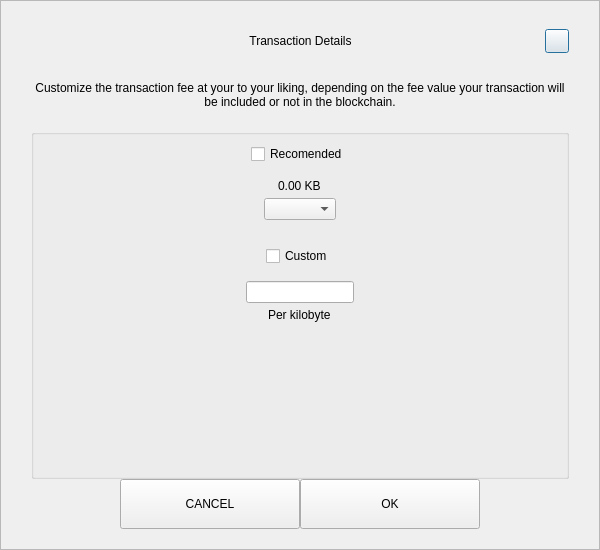
Before: the Qt Designer form src/qt/gamefrag/forms/sendcustomfeedialog.ui in Game-Frag/game-frag-coin, drawn with Qt 5.
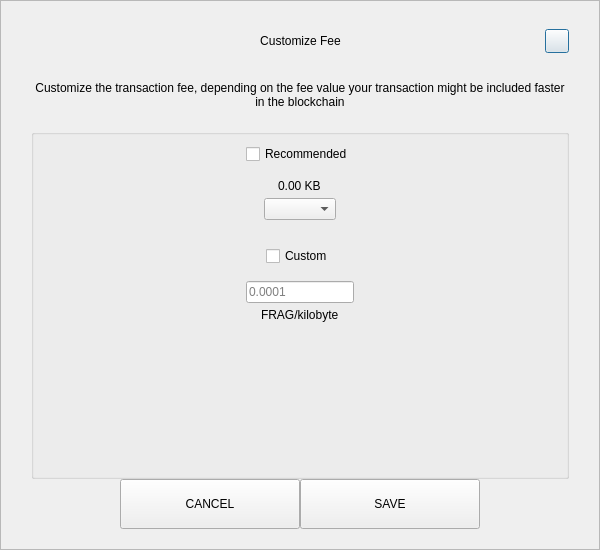
After: the same form once the commit is applied.

Diff of the .ui file:
```diff
--- a/src/qt/gamefrag/forms/sendcustomfeedialog.ui
+++ b/src/qt/gamefrag/forms/sendcustomfeedialog.ui
@@ -92,7 +92,7 @@
            <string notr="true">padding-left:24px;</string>
           </property>
           <property name="text">
-           <string>Transaction Details</string>
+           <string>Customize Fee</string>
           </property>
           <property name="alignment">
            <set>Qt::AlignCenter</set>
@@ -155,7 +155,7 @@
       <item>
        <widget class="QLabel" name="labelMessage">
         <property name="text">
-         <string>Customize the transaction fee at your to your liking, depending on the fee value your transaction will be included or not in the blockchain.</string>
+         <string>Customize the transaction fee, depending on the fee value your transaction might be included faster in the blockchain</string>
         </property>
         <property name="alignment">
          <set>Qt::AlignCenter</set>
@@ -201,7 +201,7 @@
            <item alignment="Qt::AlignHCenter">
             <widget class="QCheckBox" name="checkBoxRecommended">
              <property name="text">
-              <string>Recomended</string>
+              <string>Recommended</string>
              </property>
             </widget>
            </item>
@@ -278,12 +278,16 @@
             </spacer>
            </item>
            <item alignment="Qt::AlignHCenter">
-            <widget class="QLineEdit" name="lineEditCustomFee"/>
+            <widget class="QLineEdit" name="lineEditCustomFee">
+             <property name="placeholderText">
+              <string notr="true">0.0001</string>
+             </property>
+            </widget>
            </item>
            <item alignment="Qt::AlignHCenter">
             <widget class="QLabel" name="labelCustomFee">
              <property name="text">
-              <string>Per kilobyte</string>
+              <string>FRAG/kilobyte</string>
              </property>
             </widget>
            </item>
@@ -348,7 +352,7 @@
            <enum>Qt::NoFocus</enum>
           </property>
           <property name="text">
-           <string>OK</string>
+           <string>SAVE</string>
           </property>
          </widget>
         </item>
```
